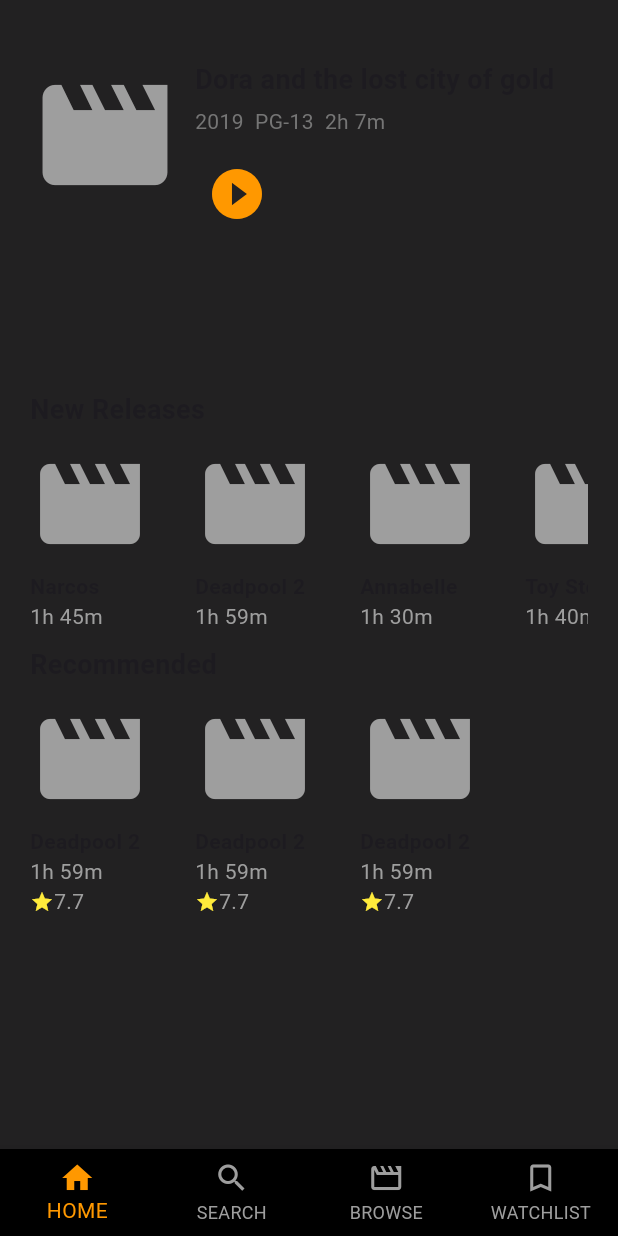
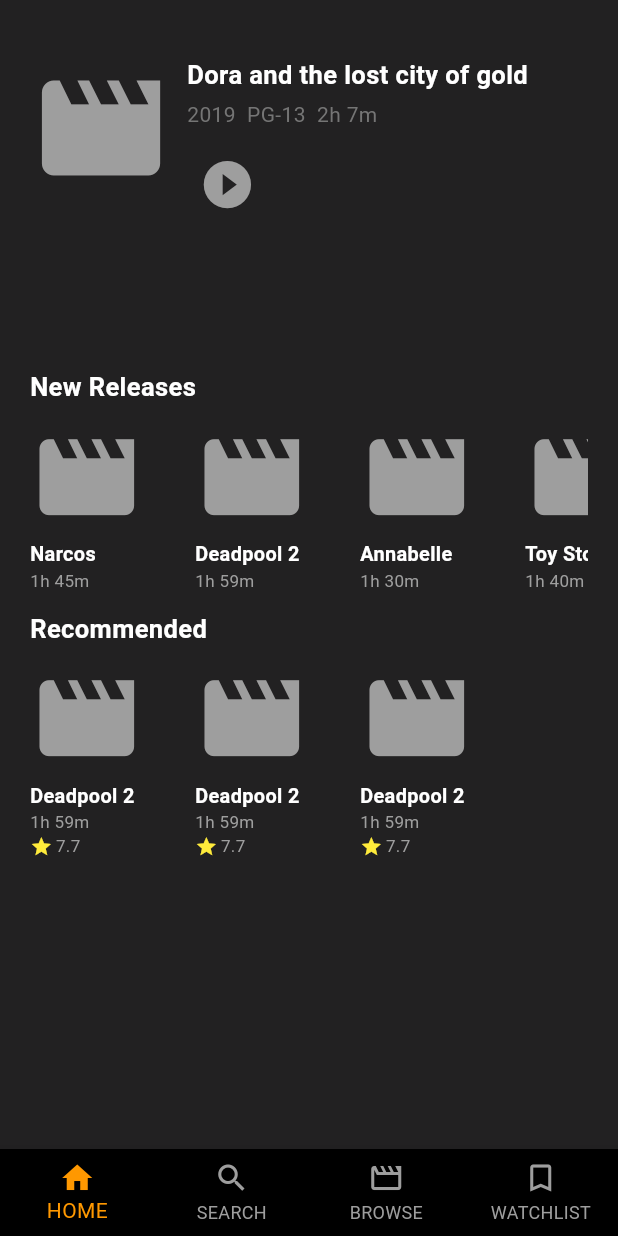
Before and after one commit to Leo-x30/Movies_App, a Flutter app: the screen it shows after launch, on a phone screen of 412 x 824 dp. Run offline on Flutter 3.47's test engine with Material 3 defaults, Android fonts, the phone set to English and light mode, and no system bars; our stand-ins replace flutter_screenutil.

Commit message:
Movies app

```diff
--- a/lib/Screens/BrowseListTab.dart
+++ b/lib/Screens/BrowseListTab.dart
@@ -5,6 +5,9 @@ class BrowseListTab extends StatelessWidget {
 
   @override
   Widget build(BuildContext context) {
-    return Scaffold();
+    return Scaffold(
+        body: Container(
+            color: Colors.black87)
+    );
   }
 }
--- a/lib/Screens/HomeTab.dart
+++ b/lib/Screens/HomeTab.dart
@@ -1,4 +1,5 @@
 import 'package:flutter/material.dart';
+import 'package:flutter_screenutil/flutter_screenutil.dart';
 import 'package:movies_app/Screens/build%20item.dart';
 import 'package:movies_app/Screens/new%20release%20item.dart';
 
@@ -12,42 +13,47 @@ class HomeTab extends StatelessWidget {
         color: Colors.black87,
         child: Stack(
           children: [
-            // Dora and the lost city of gold movie
+
             Positioned(
-              top: 40,
-              left: 20,
-              right: 20,
+              top: 40.h,
+              left: 20.w,
+              right: 20.w,
               child: Container(
-                height: 200,
+                height: 200.h,
                 child: Row(
                   crossAxisAlignment: CrossAxisAlignment.start,
                   children: [
-                    // Icon for the movie image placeholder
                     Icon(
-                      Icons.movie, // Replace with image from API later
-                      size: 100,
+                      Icons.movie,
+                      size: 100.sp,
                       color: Colors.grey,
                     ),
-                    SizedBox(width: 10),
-                    // Text Description
+                    SizedBox(width: 10.w),
                     Expanded(
                       child: Column(
                         crossAxisAlignment: CrossAxisAlignment.start,
                         children: [
                           Text(
                             "Dora and the lost city of gold",
-                            style: TextStyle(fontSize: 18, fontWeight: FontWeight.bold),
-                            overflow: TextOverflow.ellipsis,
+                            style: TextStyle(
+                                fontSize: 18.sp,
+                                fontWeight: FontWeight.bold,
+                                color: Colors.white
+                            ),
                           ),
-                          SizedBox(height: 5),
+                          SizedBox(height: 5.h),
                           Text(
                             "2019  PG-13  2h 7m",
                             style: TextStyle(color: Colors.grey[600]),
                           ),
-                          SizedBox(height: 10),
+                          SizedBox(height: 10.h),
                           IconButton(
                             onPressed: () {},
-                            icon: Icon(Icons.play_circle_fill, color: Colors.orange, size: 40),
+                            icon: Icon(
+                              Icons.play_circle_fill,
+                              color: Colors.grey,
+                              size: 40.sp,
+                            ),
                           ),
                         ],
                       ),
@@ -56,22 +62,25 @@ class HomeTab extends StatelessWidget {
                 ),
               ),
             ),
-            // New Releases Section
+
             Positioned(
-              top: 260,
-              left: 20,
-              right: 20,
+              top: 260.h,
+              left: 20.w,
+              right: 20.w,
               child: Column(
                 crossAxisAlignment: CrossAxisAlignment.start,
                 children: [
                   Text(
                     "New Releases",
-                    style: TextStyle(fontSize: 18, fontWeight: FontWeight.bold),
+                    style: TextStyle(
+                        fontSize: 18.sp,
+                        fontWeight: FontWeight.bold,
+                        color: Colors.white
+                    ),
                   ),
-                  SizedBox(height: 10),
-                  // New Releases List
+                  SizedBox(height: 10.h),
                   SizedBox(
-                    height: 150,
+                    height: 150.h,
                     child: ListView(
                       scrollDirection: Axis.horizontal,
                       children: [
@@ -101,22 +110,25 @@ class HomeTab extends StatelessWidget {
                 ],
               ),
             ),
-            // Recommended Section
+
             Positioned(
-              top: 430,
-              left: 20,
-              right: 20,
+              top: 430.h,
+              left: 20.w,
+              right: 20.w,
               child: Column(
                 crossAxisAlignment: CrossAxisAlignment.start,
                 children: [
                   Text(
                     "Recommended",
-                    style: TextStyle(fontSize: 18, fontWeight: FontWeight.bold),
+                    style: TextStyle(
+                        fontSize: 18.sp,
+                        fontWeight: FontWeight.bold,
+                        color: Colors.white
+                    ),
                   ),
-                  SizedBox(height: 10),
-                  // Recommended List
+                  SizedBox(height: 10.h),
                   SizedBox(
-                    height: 150,
+                    height: 150.h,
                     child: ListView(
                       scrollDirection: Axis.horizontal,
                       children: [
--- a/lib/Screens/SearchTab.dart
+++ b/lib/Screens/SearchTab.dart
@@ -5,6 +5,9 @@ class SearchTab extends StatelessWidget {
 
   @override
   Widget build(BuildContext context) {
-    return Scaffold();
+    return Scaffold(
+        body: Container(
+            color: Colors.black87)
+    );
   }
 }
--- a/lib/Screens/WatchListTab.dart
+++ b/lib/Screens/WatchListTab.dart
@@ -5,6 +5,9 @@ class WatchListTab extends StatelessWidget {
 
   @override
   Widget build(BuildContext context) {
-    return Scaffold();
+    return Scaffold(
+        body: Container(
+        color: Colors.black87)
+    );
   }
 }
--- a/lib/Screens/build item.dart
+++ b/lib/Screens/build item.dart
@@ -1,10 +1,11 @@
 import 'package:flutter/material.dart';
+import 'package:flutter_screenutil/flutter_screenutil.dart';
 
 class BuildRecommendedItem extends StatelessWidget {
-   IconData icon;
-   String title;
-   String duration;
-   String rating;
+  IconData icon;
+  String title;
+  String duration;
+  String rating;
 
   BuildRecommendedItem({
     required this.icon,
@@ -16,28 +17,33 @@ class BuildRecommendedItem extends StatelessWidget {
   @override
   Widget build(BuildContext context) {
     return Container(
-      margin: EdgeInsets.only(right: 10),
-      width: 100,
+      margin: EdgeInsets.only(right: 10.w),
+      width: 100.w,
       child: Column(
         crossAxisAlignment: CrossAxisAlignment.start,
         children: [
-          Icon(icon, size: 80, color: Colors.grey),
-          SizedBox(height: 5),
+          Icon(icon, size: 80.sp, color: Colors.grey),
+          SizedBox(height: 5.h),
           Text(
             title,
-            style: TextStyle(fontWeight: FontWeight.bold),
+            style: TextStyle(
+              fontWeight: FontWeight.bold,
+              color: Colors.white,
+              fontSize: 14.sp,
+            ),
             overflow: TextOverflow.ellipsis,
           ),
           Text(
             duration,
-            style: TextStyle(color: Colors.grey),
+            style: TextStyle(color: Colors.grey, fontSize: 12.sp),
           ),
           Row(
             children: [
-              Icon(Icons.star, color: Colors.yellow, size: 16),
+              Icon(Icons.star, color: Colors.yellow, size: 16.sp),
+              SizedBox(width: 2.w),
               Text(
                 rating,
-                style: TextStyle(color: Colors.grey),
+                style: TextStyle(color: Colors.grey, fontSize: 12.sp),
               ),
             ],
           ),
--- a/lib/Screens/new release item.dart
+++ b/lib/Screens/new release item.dart
@@ -1,11 +1,11 @@
 import 'package:flutter/material.dart';
+import 'package:flutter_screenutil/flutter_screenutil.dart';
 
 class BuildReleaseItem extends StatelessWidget {
-  final IconData icon;
-  final String title;
-  final String duration;
+  IconData icon;
+  String title;
+  String duration;
 
-  // Constructor to pass the values for icon, title, and duration
   BuildReleaseItem({
     required this.icon,
     required this.title,
@@ -15,21 +15,25 @@ class BuildReleaseItem extends StatelessWidget {
   @override
   Widget build(BuildContext context) {
     return Container(
-      margin: EdgeInsets.only(right: 10),
-      width: 100,
+      margin: EdgeInsets.only(right: 10.w),
+      width: 100.w,
       child: Column(
         crossAxisAlignment: CrossAxisAlignment.start,
         children: [
-          Icon(icon, size: 80, color: Colors.grey),
-          SizedBox(height: 5),
+          Icon(icon, size: 80.sp, color: Colors.grey),
+          SizedBox(height: 5.h),
           Text(
             title,
-            style: TextStyle(fontWeight: FontWeight.bold),
+            style: TextStyle(
+              fontWeight: FontWeight.bold,
+              color: Colors.white,
+              fontSize: 14.sp,
+            ),
             overflow: TextOverflow.ellipsis,
           ),
           Text(
             duration,
-            style: TextStyle(color: Colors.grey),
+            style: TextStyle(color: Colors.grey, fontSize: 12.sp),
           ),
         ],
       ),
```
